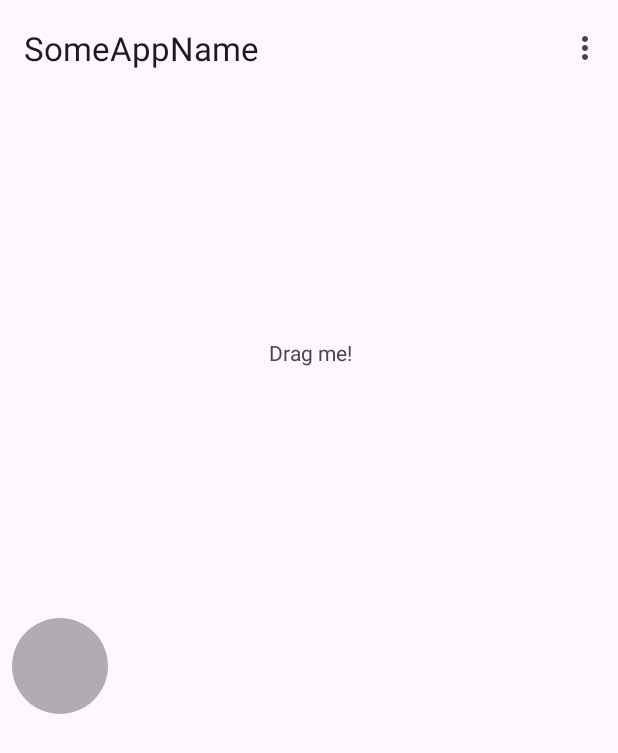
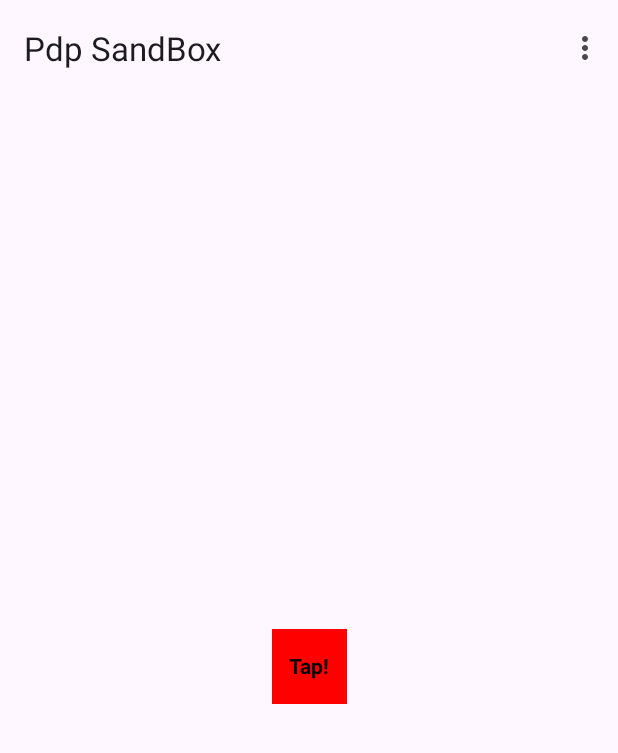
Before and after one commit to azartx/PdpSandbox, an Android app built with Jetpack Compose: the fragment AnimationsFragment placed in its activity, after a tap on "Open motion layout anim screen", on a phone screen of 412 x 824 dp. Shown: the top 753 px of the screen. Run offline under Robolectric (Android 15) with nearby library versions, the phone set to English and light mode, and no system bars; 2 other taps on this screen came first.

Commit message:
compose simple animation

```diff
--- a/app/src/main/java/com/skaskasian/pdpsandbox/MainActivity.kt
+++ b/app/src/main/java/com/skaskasian/pdpsandbox/MainActivity.kt
@@ -10,6 +10,7 @@ import com.google.android.material.appbar.MaterialToolbar
 import com.skaskasian.pdpsandbox.presentation.screens.algo.AlgoFragment
 import com.skaskasian.pdpsandbox.presentation.screens.helloworld.HelloWorldFragment
 import com.skaskasian.pdpsandbox.presentation.screens.animations.AnimationsFragment
+import com.skaskasian.pdpsandbox.presentation.screens.composeanim.ComposeAnimFragment
 import com.skaskasian.pdpsandbox.presentation.screens.contentlist.ContentListFragment
 import com.skaskasian.pdpsandbox.presentation.screens.drawableanimations.ImageAnimFragment
 import com.skaskasian.pdpsandbox.presentation.screens.customview.CustomViewsFragment
@@ -53,6 +54,7 @@ class MainActivity : AppCompatActivity() {
         return when (item.itemId) {
             R.id.action_pagination -> navigate<ContentListFragment>()
             R.id.action_animation -> navigate<AnimationsFragment>()
+            R.id.action_animation_compose -> navigate<ComposeAnimFragment>()
             R.id.action_image_animation -> navigate<ImageAnimFragment>()
             R.id.action_motion_layout -> navigate<MotionLayoutAnimationFragment>()
             R.id.action_motion_layout2 -> navigate<MotionLayoutFragmentsChangingFragment>()
--- a/app/src/main/java/com/skaskasian/pdpsandbox/presentation/screens/animations/AnimationsFragment.kt
+++ b/app/src/main/java/com/skaskasian/pdpsandbox/presentation/screens/animations/AnimationsFragment.kt
@@ -15,6 +15,7 @@ import com.google.android.material.chip.Chip
 import com.skaskasian.pdpsandbox.R
 import com.skaskasian.pdpsandbox.databinding.FragmentAnimationsBinding
 import com.skaskasian.pdpsandbox.presentation.screens.animations.model.CircleDefaultsModel
+import com.skaskasian.pdpsandbox.presentation.screens.composeanim.ComposeAnimFragment
 import com.skaskasian.pdpsandbox.presentation.screens.lottieanima.LottieAnimFragment
 import com.skaskasian.pdpsandbox.presentation.screens.motionlayoutanim.MotionLayoutAnimationFragment
 import kotlinx.coroutines.flow.collectLatest
@@ -66,6 +67,7 @@ class AnimationsFragment : Fragment(), AnimationDelegate by AnimationDelegateImp
             chipCircleDefault.onClick {}
             chipLottie.onClick { openFragment<LottieAnimFragment>() }
             chipMotionLayout.onClick { openFragment<MotionLayoutAnimationFragment>() }
+            chipMotionLayout.onClick { openFragment<ComposeAnimFragment>() }
             chipAnim1.onClick { viewModel.startAnim1() }
             chipAnim2.onClick { viewModel.startAnim2() }
             chipAnim3.onClick { viewModel.startAnim3() }
--- /dev/null
+++ b/app/src/main/java/com/skaskasian/pdpsandbox/presentation/screens/composeanim/ComposeAnimFragment.kt
@@ -0,0 +1,72 @@
+package com.skaskasian.pdpsandbox.presentation.screens.composeanim
+
+import android.os.Bundle
+import android.view.LayoutInflater
+import android.view.View
+import android.view.ViewGroup
+import androidx.compose.animation.core.animateDpAsState
+import androidx.compose.foundation.Canvas
+import androidx.compose.foundation.clickable
+import androidx.compose.foundation.layout.Box
+import androidx.compose.foundation.layout.fillMaxSize
+import androidx.compose.foundation.layout.size
+import androidx.compose.material3.Text
+import androidx.compose.runtime.Composable
+import androidx.compose.runtime.getValue
+import androidx.compose.runtime.mutableStateOf
+import androidx.compose.runtime.remember
+import androidx.compose.runtime.setValue
+import androidx.compose.ui.Alignment
+import androidx.compose.ui.Modifier
+import androidx.compose.ui.graphics.Color
+import androidx.compose.ui.platform.ComposeView
+import androidx.compose.ui.text.font.FontWeight
+import androidx.compose.ui.unit.dp
+import androidx.fragment.app.Fragment
+
+class ComposeAnimFragment : Fragment() {
+
+    override fun onCreateView(
+        inflater: LayoutInflater,
+        container: ViewGroup?, savedInstanceState: Bundle?
+    ): View {
+        return ComposeView(inflater.context).apply {
+            setContent {
+                Content(Modifier.fillMaxSize())
+            }
+        }
+    }
+}
+
+@Composable
+private fun Content(modifier: Modifier) {
+    var shouldStartAnimation by remember { mutableStateOf(false) }
+    var isClickEnabled by remember { mutableStateOf(true) }
+
+    val animatedSize by animateDpAsState(
+        targetValue = if (shouldStartAnimation) 100.dp else 50.dp,
+        label = "animatedWidth",
+        finishedListener = {
+            shouldStartAnimation = false
+            isClickEnabled = true
+        }
+    )
+
+    Box(modifier = modifier, contentAlignment = Alignment.Center) {
+        Box(contentAlignment = Alignment.Center) {
+            Canvas(
+                modifier = Modifier
+                    .size(animatedSize)
+                    .clickable(enabled = isClickEnabled) {
+                        isClickEnabled = false
+                        shouldStartAnimation = true
+                    }
+            ) {
+                drawRect(
+                    color = Color.Red
+                )
+            }
+            Text(text = "Tap!", fontWeight = FontWeight.Bold)
+        }
+    }
+}
--- a/app/src/main/res/layout/fragment_animations.xml
+++ b/app/src/main/res/layout/fragment_animations.xml
@@ -48,6 +48,12 @@
                 android:layout_width="wrap_content"
                 android:layout_height="wrap_content"
                 android:text="Open motion layout anim screen" />
+
+            <com.google.android.material.chip.Chip
+                android:id="@+id/chip_compose"
+                android:layout_width="wrap_content"
+                android:layout_height="wrap_content"
+                android:text="Open compose anim screen" />
 
             <com.google.android.material.chip.Chip
                 android:id="@+id/chip_anim_1"
--- a/app/src/main/res/menu/menu_main.xml
+++ b/app/src/main/res/menu/menu_main.xml
@@ -11,6 +11,11 @@
     <item
         android:id="@+id/action_animation"
         android:title="Animation example"
+        app:showAsAction="never" />
+
+    <item
+        android:id="@+id/action_animation_compose"
+        android:title="Compose animation example"
         app:showAsAction="never" />
 
     <item
--- a/app/src/main/res/values/strings.xml
+++ b/app/src/main/res/values/strings.xml
@@ -1,5 +1,5 @@
 <resources>
-    <string name="app_name">SomeAppName</string>
+    <string name="app_name">Pdp SandBox</string>
     <string name="action_settings">Settings</string>
     <!-- Strings used for fragments for navigation -->
     <string name="first_fragment_label">First Fragment</string>
--- a/build-src/build.gradle.kts
+++ b/build-src/build.gradle.kts
@@ -16,4 +16,7 @@ gradlePlugin {
 dependencies {
     implementation(libs.android.gradlePlugin)
     implementation(gradleKotlinDsl())
+
+    // to apply version catalog under src
+    implementation(files(libs.javaClass.superclass.protectionDomain.codeSource.location))
 }
--- a/build.gradle.kts
+++ b/build.gradle.kts
@@ -4,4 +4,5 @@ plugins {
     alias(libs.plugins.google.ksp) apply false
     alias(libs.plugins.kotlin.jvm) apply false
     alias(libs.plugins.android.library) apply false
+    alias(libs.plugins.compose.compiler) apply false
 }
```
Also changed, not shown: app/build.gradle.kts (+8 -1 lines), build-src/src/main/kotlin/InternalExt.kt (+10 -0 lines), build-src/src/main/kotlin/Libs.kt (+23 -4 lines), gradle/libs.versions.toml (+17 -0 lines).
